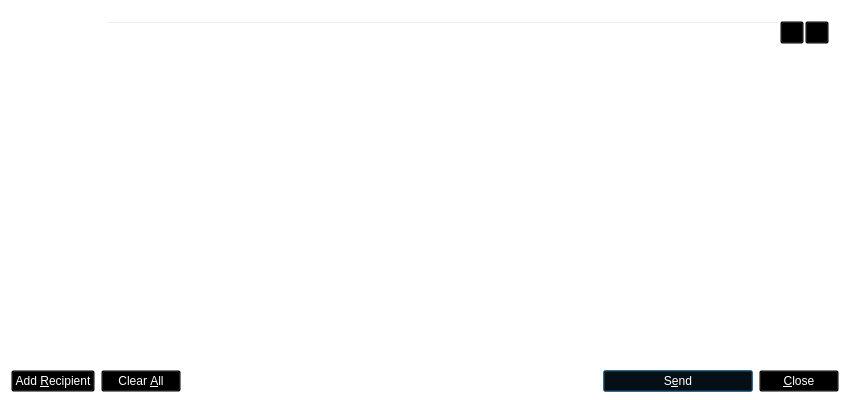
Before: the Qt Designer form src/qt/forms/sendmessagesdialog.ui in thelonecrouton/bitcredit, drawn with Qt 5.
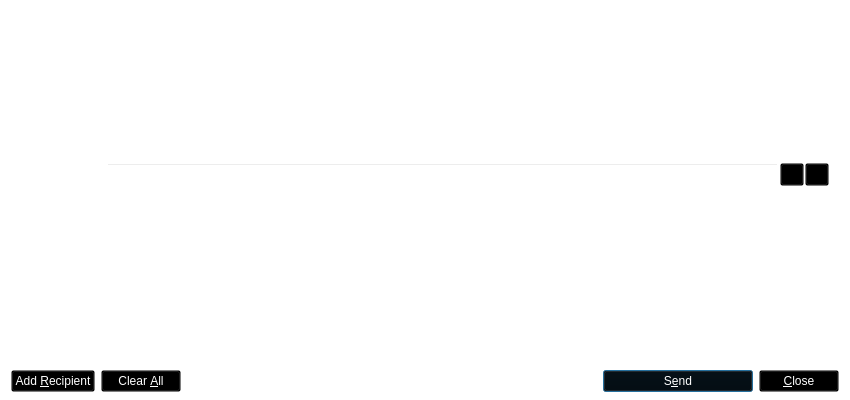
After: the same form once the commit is applied. Icons and pictures are not drawn. Custom widgets are drawn as their Qt base class.

What changed in the file:
```diff
--- a/src/qt/forms/sendmessagesdialog.ui
+++ b/src/qt/forms/sendmessagesdialog.ui
@@ -16,10 +16,30 @@
   <property name="styleSheet">
    <string notr="true">background:transparent;</string>
   </property>
-  <layout class="QVBoxLayout" name="verticalLayout" stretch="0,1,0">
+  <layout class="QVBoxLayout" name="verticalLayout" stretch="0,1,0,0">
    <property name="bottomMargin">
     <number>8</number>
    </property>
+   <item>
+    <widget class="QFrame" name="verticalFrame">
+     <property name="minimumSize">
+      <size>
+       <width>800</width>
+       <height>44</height>
+      </size>
+     </property>
+     <property name="maximumSize">
+      <size>
+       <width>800</width>
+       <height>44</height>
+      </size>
+     </property>
+     <property name="styleSheet">
+      <string notr="true">background:transparent;sss</string>
+     </property>
+     <layout class="QVBoxLayout" name="verticalLayout_9"/>
+    </widget>
+   </item>
    <item>
     <widget class="QFrame" name="frameAddressFrom">
      <property name="sizePolicy">
@@ -118,7 +138,7 @@
         <x>0</x>
         <y>0</y>
         <width>830</width>
-        <height>296</height>
+        <height>69</height>
        </rect>
       </property>
       <layout class="QVBoxLayout" name="verticalLayout_2">
```
Left out of the diff: 11 changed lines with no effect on the pictures.
